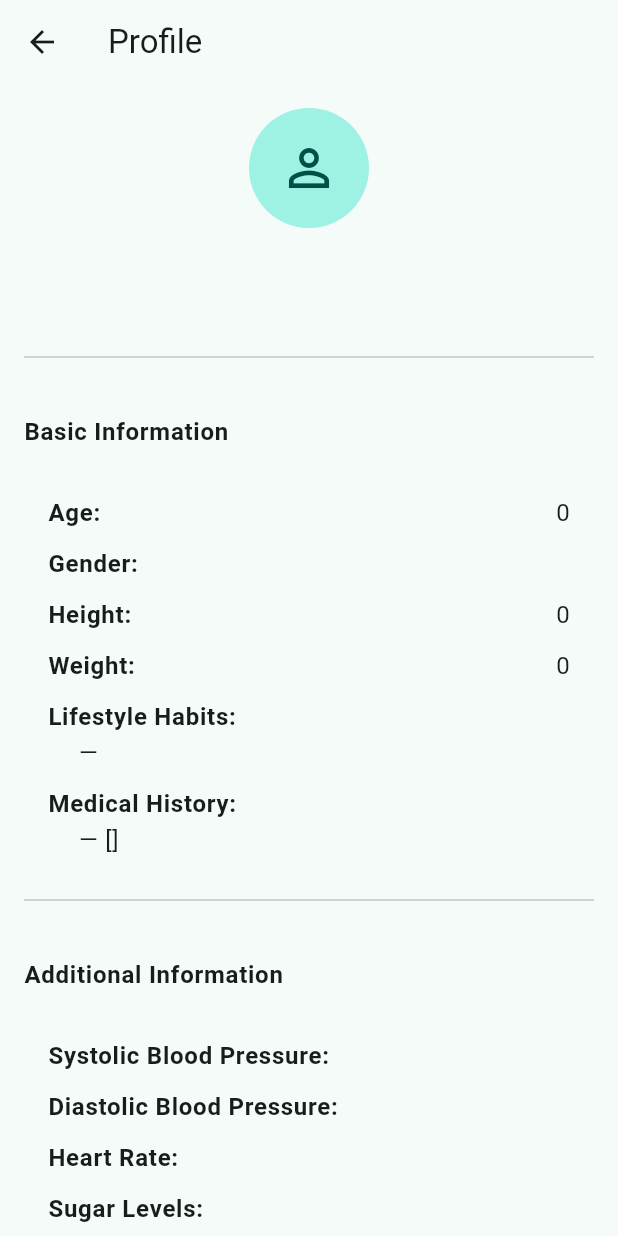
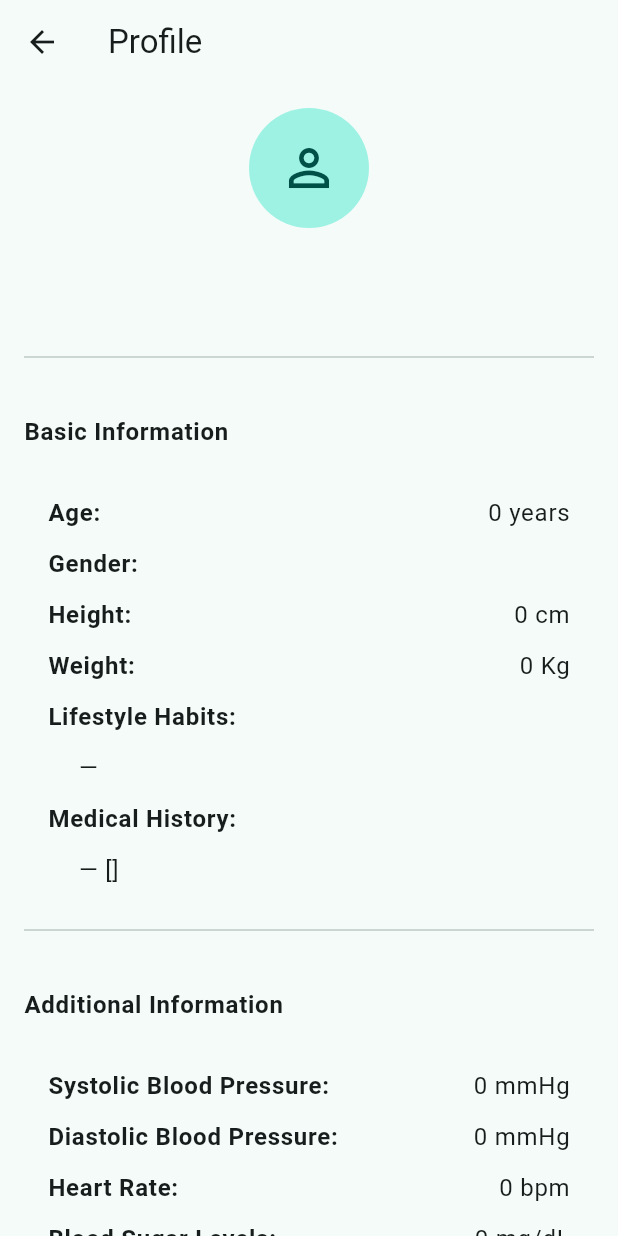
Before and after one commit to tahawaheed9/wellness_wise, a Flutter app: the ProfileScreen screen opened by its route, on a phone screen of 412 x 824 dp. Run offline on Flutter 3.47's test engine with Material 3 defaults, Android fonts, the phone set to English and light mode, and no system bars; our stand-ins replace bloc, cloud_firestore, equatable, firebase_auth, firebase_core, fl_chart and 1 more; accounts and stored records are empty; network calls fail.

Commit message:
Charts Done.

```diff
--- a/lib/components/primary_button.dart
+++ b/lib/components/primary_button.dart
@@ -15,7 +15,7 @@ class PrimaryButton extends StatelessWidget {
   @override
   Widget build(BuildContext context) {
     return SizedBox(
-      width: screenWidth(context) * 0.45,
+      width: screenWidth(context) * 0.50,
       height: screenHeight(context) * 0.050,
       child: OutlinedButton(
         onPressed: onPressed,
--- a/lib/screens/basic_information/components/basic_information_form.dart
+++ b/lib/screens/basic_information/components/basic_information_form.dart
@@ -132,8 +132,8 @@ class _BasicInformationFormState extends State<BasicInformationForm> {
                 if (_basicInformationFormKey.currentState!.validate()) {
                   Map<String, Object?> data = {
                     'age': int.parse(_age.text),
-                    'height': '${double.parse(_height.text)} cm',
-                    'weight': '${double.parse(_weight.text)} Kg',
+                    'height': '${double.parse(_height.text)}',
+                    'weight': '${double.parse(_weight.text)}',
                     'lifestyle-habits': _lifestyleHabits.text,
                     'medical-history': _medicalHistory.text,
                   };
--- a/lib/screens/home/components/get_age.dart
+++ b/lib/screens/home/components/get_age.dart
@@ -26,7 +26,7 @@ class _GetAgeState extends State<GetAge> {
         if (snapshot.hasData) {
           final age = snapshot.data!['age'].toString();
           return Text(
-            age,
+            '$age yrs',
             style: Theme.of(context).textTheme.bodyLarge,
           );
         }
--- a/lib/screens/profile/components/additional_information.dart
+++ b/lib/screens/profile/components/additional_information.dart
@@ -50,7 +50,7 @@ class _AdditionalInformationState extends State<AdditionalInformation> {
                           ),
                     ),
                     Text(
-                      sysBloodPressure,
+                      '$sysBloodPressure mmHg',
                       style: Theme.of(context).textTheme.bodyLarge,
                     ),
                   ],
@@ -68,7 +68,7 @@ class _AdditionalInformationState extends State<AdditionalInformation> {
                           ),
                     ),
                     Text(
-                      diaBloodPressure,
+                      '$diaBloodPressure mmHg',
                       style: Theme.of(context).textTheme.bodyLarge,
                     ),
                   ],
@@ -86,7 +86,7 @@ class _AdditionalInformationState extends State<AdditionalInformation> {
                           ),
                     ),
                     Text(
-                      heartRate,
+                      '$heartRate bpm',
                       style: Theme.of(context).textTheme.bodyLarge,
                     ),
                   ],
@@ -98,13 +98,13 @@ class _AdditionalInformationState extends State<AdditionalInformation> {
                   mainAxisAlignment: MainAxisAlignment.spaceBetween,
                   children: <Widget>[
                     Text(
-                      'Sugar Levels:',
+                      'Blood Sugar Levels:',
                       style: Theme.of(context).textTheme.bodyLarge?.copyWith(
                             fontWeight: FontWeight.bold,
                           ),
                     ),
                     Text(
-                      bloodSugarLevels,
+                      '$bloodSugarLevels mg/dL',
                       style: Theme.of(context).textTheme.bodyLarge,
                     ),
                   ],
@@ -123,7 +123,7 @@ class _AdditionalInformationState extends State<AdditionalInformation> {
                           ),
                     ),
                     Text(
-                      cholesterolLevels,
+                      '$cholesterolLevels mg/dL',
                       style: Theme.of(context).textTheme.bodyLarge,
                     ),
                   ],
--- a/lib/screens/profile/components/basic_information.dart
+++ b/lib/screens/profile/components/basic_information.dart
@@ -47,7 +47,7 @@ class _BasicInformationState extends State<BasicInformation> {
                           ),
                     ),
                     Text(
-                      age,
+                      '$age years',
                       style: Theme.of(context).textTheme.bodyLarge,
                     ),
                   ],
@@ -80,7 +80,7 @@ class _BasicInformationState extends State<BasicInformation> {
                           ),
                     ),
                     Text(
-                      height,
+                      '$height cm',
                       style: Theme.of(context).textTheme.bodyLarge,
                     ),
                   ],
@@ -98,7 +98,7 @@ class _BasicInformationState extends State<BasicInformation> {
                           ),
                     ),
                     Text(
-                      weight,
+                      '$weight Kg',
                       style: Theme.of(context).textTheme.bodyLarge,
                     ),
                   ],
@@ -113,7 +113,7 @@ class _BasicInformationState extends State<BasicInformation> {
                       ),
                 ),
                 Padding(
-                  padding: const EdgeInsets.only(left: 16.0),
+                  padding: const EdgeInsets.only(left: 16.0, top: 10.0),
                   child: Text(
                     ' — $lifestyleHabits',
                     softWrap: true,
@@ -130,7 +130,7 @@ class _BasicInformationState extends State<BasicInformation> {
                       ),
                 ),
                 Padding(
-                  padding: const EdgeInsets.only(left: 16.0),
+                  padding: const EdgeInsets.only(left: 16.0, top: 10.0),
                   child: Text(
                     ' — $medicalHistory',
                     softWrap: true,
--- a/pubspec.yaml
+++ b/pubspec.yaml
@@ -43,6 +43,7 @@ dependencies:
   bloc: ^8.1.4
   equatable: ^2.0.5
   flutter_bloc: ^8.1.6
+  fl_chart: ^0.68.0
 
 dev_dependencies:
   flutter_test:
```
Also changed, not shown: lib/screens/additional_information/components/additional_information_form.dart (+5 -5 lines), lib/screens/charts/charts_screen.dart (+18 -3 lines), lib/screens/charts/components/additional_information_graph.dart (added, +175 -0 lines), pubspec.lock.
